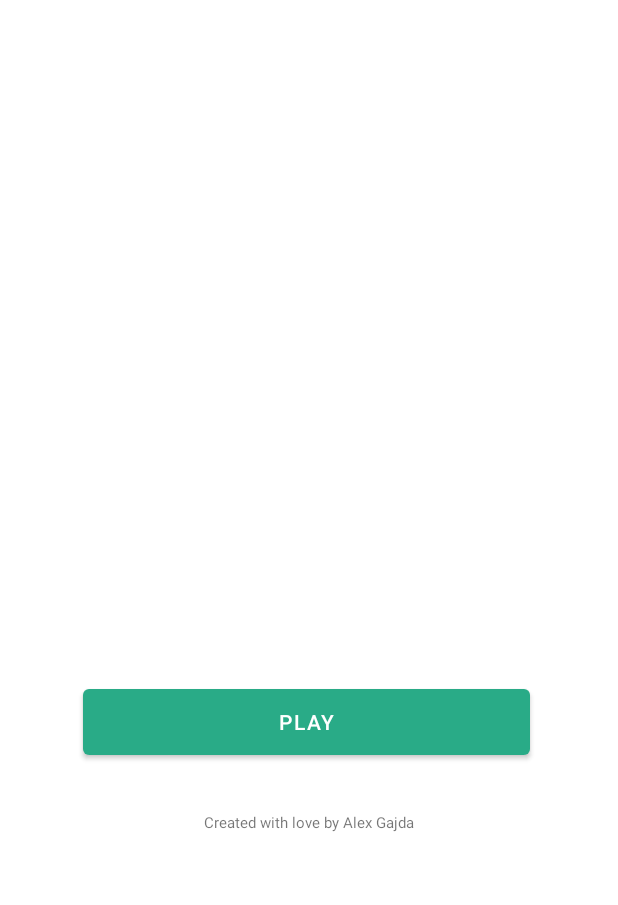
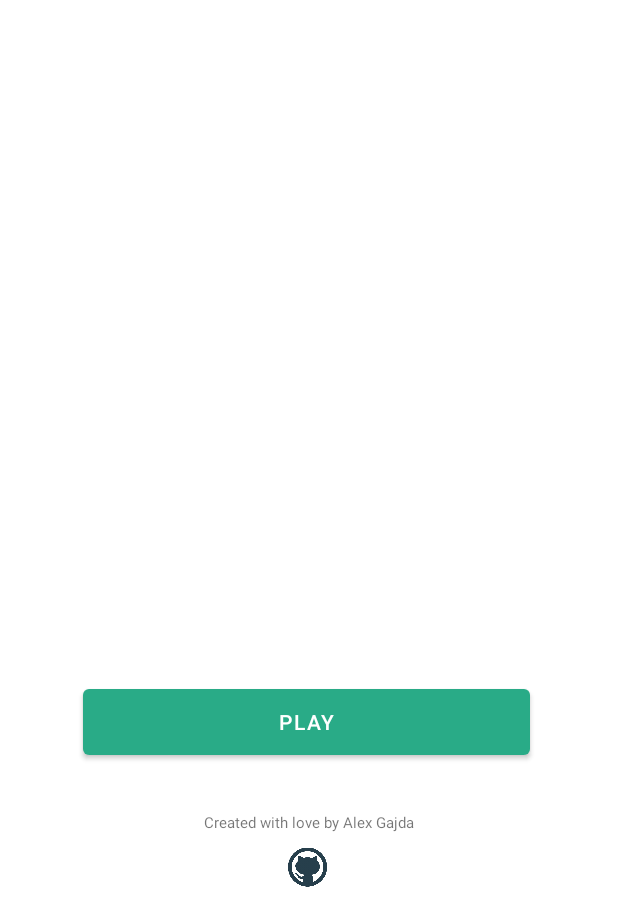
Before and after one commit to alexgajda/TicTacToe_DarkMode, an Android app: the screen it shows after launch (MainActivity), on a phone screen of 412 x 824 dp, the part 331-1236 px from its top. Run offline under Robolectric (Android 15) with nearby library versions, the phone set to English and light mode, and no system bars.

Commit message:
score++ github icon

```diff
--- a/app/src/main/java/com/example/tictactoewithdarkmode/MainActivity.java
+++ b/app/src/main/java/com/example/tictactoewithdarkmode/MainActivity.java
@@ -3,8 +3,15 @@ package com.example.tictactoewithdarkmode;
 import androidx.appcompat.app.AppCompatActivity;
 
 import android.content.Intent;
+import android.net.Uri;
 import android.os.Bundle;
+import android.util.Log;
+import android.view.View;
 import android.widget.Button;
+import android.widget.ImageButton;
+import android.widget.ImageView;
+
+import java.net.URL;
 
 public class MainActivity extends AppCompatActivity {
 
@@ -21,5 +28,13 @@ public class MainActivity extends AppCompatActivity {
             overridePendingTransition(R.anim.zoom_in, R.anim.zoom_out); //animation
         });
 
+        ImageView img = findViewById(R.id.github);
+        img.setOnClickListener(new View.OnClickListener() {
+            @Override
+            public void onClick(View v) {
+                Intent intent2 = new Intent(Intent.ACTION_VIEW, Uri.parse("https://github.com/alexgajda/TicTacToe_DarkMode"));
+                startActivity(intent2);
+            }
+        });
     }
 }
--- a/app/src/main/java/com/example/tictactoewithdarkmode/giveNamesActivity.java
+++ b/app/src/main/java/com/example/tictactoewithdarkmode/giveNamesActivity.java
@@ -34,10 +34,10 @@ public class giveNamesActivity extends AppCompatActivity {
             public void onClick(View v) {
                 String x = nameX.getText().toString();
                 String O = nameO.getText().toString();
-                if (x.equals("")){
+                if (x.isEmpty() || (x.trim().length() == 0)){
                     x = "PlayerX";
                 }
-                if (O.equals("")){
+                if ((O.isEmpty()) || (O.trim().length() == 0)){
                     O = "PlayerO";
                 }
                 Intent intent = new Intent(giveNamesActivity.this, gameActivity.class);
--- a/app/src/main/res/layout/activity_give_names.xml
+++ b/app/src/main/res/layout/activity_give_names.xml
@@ -67,6 +67,7 @@
         android:layout_width="wrap_content"
         android:layout_height="wrap_content"
         android:ems="10"
+        android:maxLength="9"
         android:inputType="textPersonName"
         android:shadowColor="@color/green"
         android:textColorHighlight="@color/green"
@@ -82,6 +83,7 @@
         android:layout_width="wrap_content"
         android:layout_height="wrap_content"
         android:ems="10"
+        android:maxLength="9"
         android:inputType="textPersonName"
         app:layout_constraintBottom_toBottomOf="parent"
         app:layout_constraintEnd_toEndOf="parent"
--- a/app/src/main/res/layout/activity_main.xml
+++ b/app/src/main/res/layout/activity_main.xml
@@ -59,4 +59,17 @@
         app:layout_constraintStart_toStartOf="parent"
         app:layout_constraintTop_toBottomOf="@+id/playButton" />
 
+    <ImageView
+        android:id="@+id/github"
+        android:layout_width="26dp"
+        android:layout_height="29dp"
+        android:clickable="true"
+        app:layout_constraintBottom_toBottomOf="parent"
+        app:layout_constraintEnd_toEndOf="parent"
+        app:layout_constraintHorizontal_bias="0.498"
+        app:layout_constraintStart_toStartOf="parent"
+        app:layout_constraintTop_toBottomOf="@+id/Creator"
+        app:layout_constraintVertical_bias="0.0"
+        app:srcCompat="@drawable/github" />
+
 </androidx.constraintlayout.widget.ConstraintLayout>
--- a/build.gradle
+++ b/build.gradle
@@ -5,7 +5,7 @@ buildscript {
         jcenter()
     }
     dependencies {
-        classpath 'com.android.tools.build:gradle:7.3.1'
+        classpath 'com.android.tools.build:gradle:7.2.1'
 
         // NOTE: Do not place your application dependencies here; they belong
         // in the individual module build.gradle files
```
Also changed, not shown: app/src/main/java/com/example/tictactoewithdarkmode/gameActivity.java (+60 -14 lines), app/src/main/res/layout/activity_game.xml (+15 -0 lines), app/src/main/res/drawable-widecg/imgbin_github_icon_social_icon_png.png (renamed from app/src/main/res/drawable-mdpi/imgbin.png).
